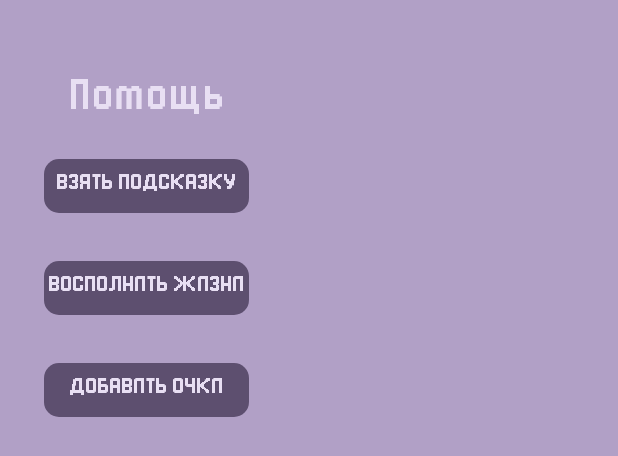
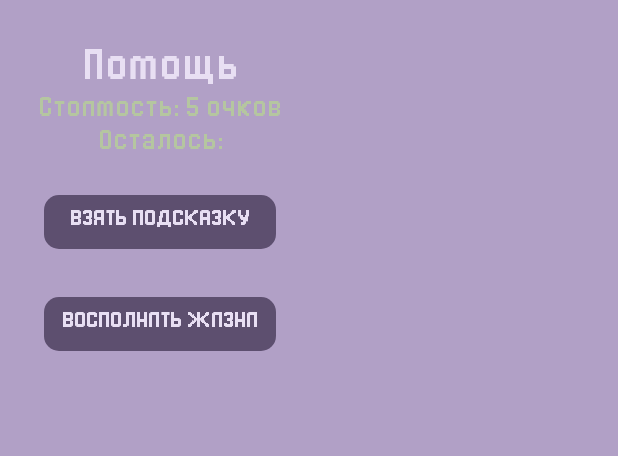
Before and after one commit to RlyTachi/AnimeQuiz, an Android app: the layout activity_help.xml on its own in the app's theme, with its tools: preview values and no code run, on a phone screen of 412 x 824 dp. Shown: the top 456 px of the screen. Run offline under Robolectric (Android 15) with nearby library versions, the phone set to English and light mode, and no system bars.

Commit message:
add: help actions
Signed-off-by: RlyTachi <rlytachi@ya.ru>

```diff
--- a/app/src/main/java/com/rlytachi/animequiz/Score.java
+++ b/app/src/main/java/com/rlytachi/animequiz/Score.java
@@ -16,9 +16,10 @@ public class Score {
         Score.score += score;
     }
 
-    public static void minusScore(int score) {
+    public static boolean minusScore(int score) {
         if (score < Score.score) {
             Score.score -= score;
-        }
+            return true;
+        }else return false;
     }
 }
--- a/app/src/main/res/layout/activity_help.xml
+++ b/app/src/main/res/layout/activity_help.xml
@@ -10,21 +10,42 @@
         android:id="@+id/main"
         android:layout_width="wrap_content"
         android:layout_height="wrap_content"
+        android:gravity="center"
         android:orientation="vertical"
-        android:gravity="center"
-        android:padding="25dp">
+        android:padding="25dp"
+        tools:ignore="MissingConstraints">
 
         <TextView
             android:id="@+id/helpTextView"
             android:layout_width="match_parent"
             android:layout_height="wrap_content"
             android:layout_gravity="center"
-            android:layout_margin="20dp"
             android:fontFamily="@font/pixel"
             android:gravity="center"
             android:text="@string/help"
             android:textColor="@color/text"
             android:textSize="28sp" />
+
+        <TextView
+            android:id="@+id/costHelpView"
+            android:layout_width="match_parent"
+            android:layout_height="wrap_content"
+            android:fontFamily="@font/pixel"
+            android:gravity="center"
+            android:text="@string/costHelp"
+            android:textColor="@color/secondText"
+            android:textSize="18sp" />
+
+        <TextView
+            android:id="@+id/scoreLeftView"
+            android:layout_width="match_parent"
+            android:layout_height="wrap_content"
+            android:layout_marginBottom="20dp"
+            android:fontFamily="@font/pixel"
+            android:gravity="center"
+            android:text="@string/scoreLeft"
+            android:textColor="@color/secondText"
+            android:textSize="18sp" />
 
         <Button
             android:id="@+id/takeHelpBtn"
@@ -43,23 +64,23 @@
             android:layout_width="match_parent"
             android:layout_height="wrap_content"
             android:layout_gravity="center"
-            android:layout_marginBottom="20dp"
+            android:layout_marginBottom="15dp"
             android:background="@drawable/btn_1"
             android:fontFamily="@font/pixel"
             android:gravity="center"
             android:text="@string/takeHeath"
             android:textColor="@color/text" />
 
-        <Button
-            android:id="@+id/takeScoreBtn"
+        <TextView
+            android:id="@+id/notEnoughView"
             android:layout_width="match_parent"
             android:layout_height="wrap_content"
-            android:layout_gravity="center"
-            android:layout_marginBottom="20dp"
-            android:background="@drawable/btn_1"
+            android:layout_marginBottom="5dp"
             android:fontFamily="@font/pixel"
             android:gravity="center"
-            android:text="@string/takeScore"
-            android:textColor="@color/text" />
+            android:text="@string/notEnough"
+            android:textColor="@color/text"
+            android:textSize="18sp"
+            android:visibility="invisible"/>
     </LinearLayout>
 </androidx.constraintlayout.widget.ConstraintLayout>
--- a/app/src/main/res/values/strings.xml
+++ b/app/src/main/res/values/strings.xml
@@ -18,9 +18,12 @@
     <string name="heart">Жизни</string>
 
     <string name="help">Помощь</string>
+    <string name="costHelp">Стоимость: 5 очков</string>
+    <string name="scoreLeft">Осталось:</string>
     <string name="takeHelp">Взять подсказку</string>
     <string name="takeHeath">Восполнить жизни</string>
     <string name="takeScore">Добавить очки</string>
+    <string name="notEnough">Недостаточно</string>
     <string name="availableLevels">Доступные уровни</string>
     <string name="win">Уровень пройден!</string>
     <string name="loss">Попробуйте ещё раз</string>
```
Also changed, not shown: app/src/main/java/com/rlytachi/animequiz/levels/Characters.java (+100 -10 lines).
